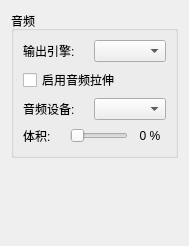
Qt form src/yuzu/configuration/configure_audio.ui (formylover/yuzu-early-access) before a commit.
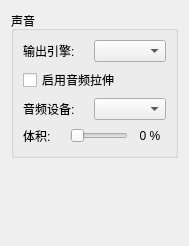
The same form after that commit.

```diff
--- a/src/yuzu/configuration/configure_audio.ui
+++ b/src/yuzu/configuration/configure_audio.ui
@@ -14,7 +14,7 @@
    <item>
     <widget class="QGroupBox" name="groupBox">
      <property name="title">
-      <string>音频</string>
+      <string>声音</string>
      </property>
      <layout class="QVBoxLayout">
       <item>
```
